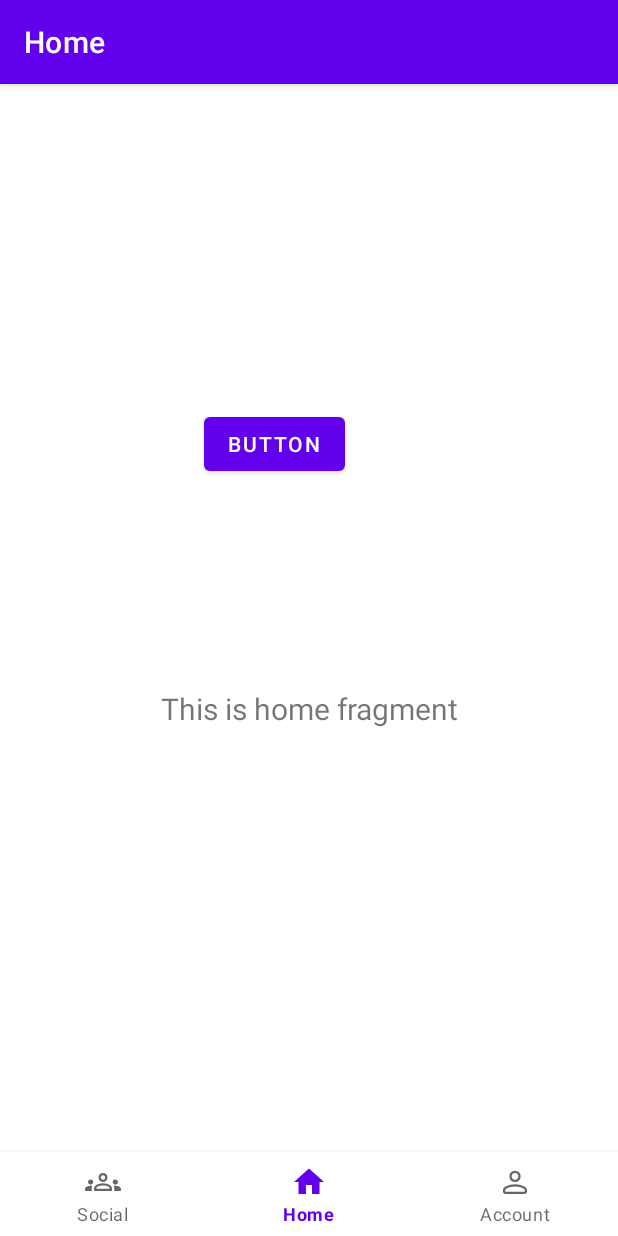
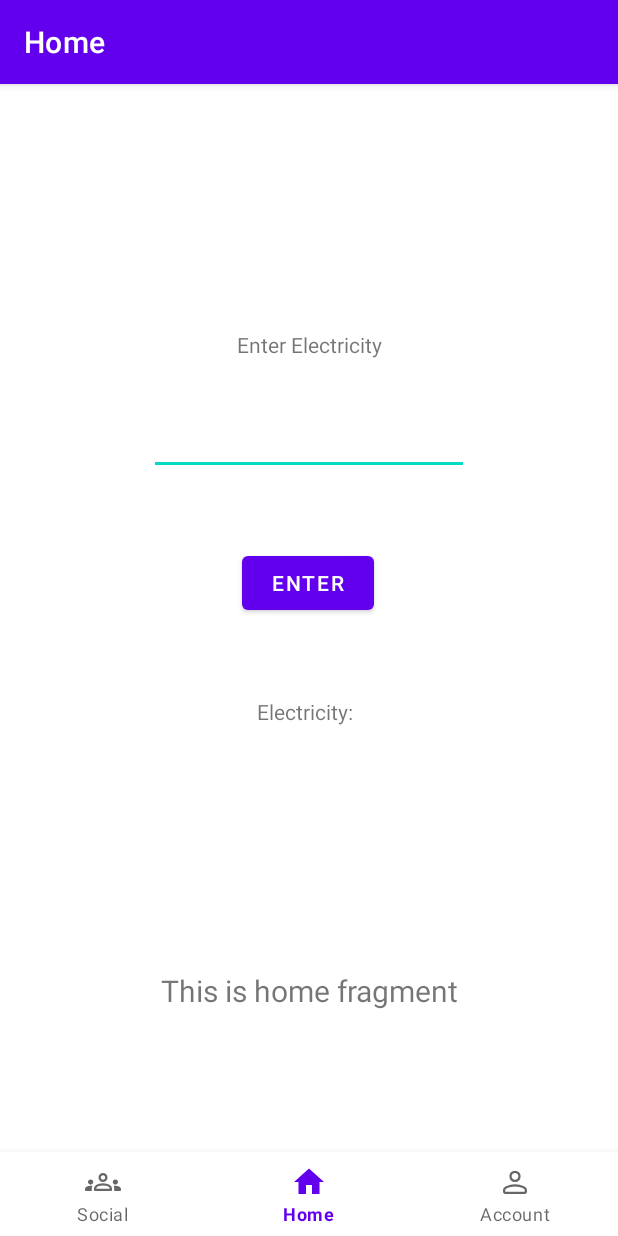
Before and after one commit to Andresrocks2/Carbon-Footprint-App, an Android app: the screen it shows after launch (MainActivity), on a phone screen of 412 x 824 dp. Run offline under Robolectric (Android 15) with nearby library versions, the phone set to English and light mode, and no system bars; our stand-ins replace navigation-ui.

Commit message:
Working input field and enter button

```diff
--- a/src/app/src/main/java/com/carbongators/myfootprint/MainActivity.java
+++ b/src/app/src/main/java/com/carbongators/myfootprint/MainActivity.java
@@ -1,8 +1,12 @@
 package com.carbongators.myfootprint;
 
 import android.os.Bundle;
+import android.view.KeyEvent;
 import android.view.View;
+import android.view.inputmethod.EditorInfo;
 import android.widget.Button;
+import android.widget.EditText;
+import android.widget.TextView;
 
 import com.google.android.material.bottomnavigation.BottomNavigationView;
 
@@ -13,6 +17,8 @@ import androidx.navigation.ui.AppBarConfiguration;
 import androidx.navigation.ui.NavigationUI;
 
 import com.carbongators.myfootprint.databinding.ActivityMainBinding;
+
+import org.w3c.dom.Text;
 
 public class MainActivity extends AppCompatActivity {
 
@@ -37,7 +43,12 @@ public class MainActivity extends AppCompatActivity {
     }
 
     public void test_onClick(View v){
-        Button button = (Button)findViewById(R.id.test);
-        button.setText("Click Me !");
+
+        EditText editText = (EditText) findViewById(R.id.electricityInput);
+        String text = editText.getText().toString();
+        TextView electricity = (TextView) findViewById(R.id.electricity);
+        electricity.setText("Electricity: " + text);
+
     }
+
 }
--- a/src/app/src/main/res/layout/fragment_home.xml
+++ b/src/app/src/main/res/layout/fragment_home.xml
@@ -17,17 +17,54 @@
         android:textSize="20sp"
         app:layout_constraintBottom_toBottomOf="parent"
         app:layout_constraintEnd_toEndOf="parent"
+        app:layout_constraintHorizontal_bias="0.0"
         app:layout_constraintStart_toStartOf="parent"
-        app:layout_constraintTop_toTopOf="parent" />
+        app:layout_constraintTop_toTopOf="parent"
+        app:layout_constraintVertical_bias="0.778" />
 
     <Button
         android:id="@+id/test"
         android:layout_width="wrap_content"
         android:layout_height="wrap_content"
-        android:layout_marginStart="136dp"
-        android:layout_marginTop="160dp"
+        android:layout_marginTop="48dp"
         android:onClick="test_onClick"
-        android:text="Button"
+        android:text="Enter"
+        app:layout_constraintEnd_toEndOf="parent"
+        app:layout_constraintHorizontal_bias="0.498"
+        app:layout_constraintStart_toStartOf="parent"
+        app:layout_constraintTop_toBottomOf="@+id/electricityInput" />
+
+    <EditText
+        android:id="@+id/electricityInput"
+        android:layout_width="wrap_content"
+        android:layout_height="wrap_content"
+        android:layout_marginTop="32dp"
+        android:ems="10"
+        android:imeOptions="actionDone"
+        android:inputType="number"
+        app:layout_constraintEnd_toEndOf="parent"
+        app:layout_constraintStart_toStartOf="parent"
+        app:layout_constraintTop_toBottomOf="@+id/textView2" />
+
+    <TextView
+        android:id="@+id/electricity"
+        android:layout_width="wrap_content"
+        android:layout_height="wrap_content"
+        android:layout_marginTop="52dp"
+        android:text="Electricity: "
+        app:layout_constraintEnd_toEndOf="parent"
+        app:layout_constraintHorizontal_bias="0.498"
+        app:layout_constraintStart_toStartOf="parent"
+        app:layout_constraintTop_toBottomOf="@+id/test" />
+
+    <TextView
+        android:id="@+id/textView2"
+        android:layout_width="wrap_content"
+        android:layout_height="wrap_content"
+        android:layout_marginTop="108dp"
+        android:text="Enter Electricity"
+        app:layout_constraintEnd_toEndOf="parent"
         app:layout_constraintStart_toStartOf="parent"
         app:layout_constraintTop_toTopOf="parent" />
+
 </androidx.constraintlayout.widget.ConstraintLayout>
--- a/src/build.gradle
+++ b/src/build.gradle
@@ -1,8 +1,8 @@
 // Top-level build file where you can add configuration options common to all sub-projects/modules.
 
 plugins {
-    id 'com.android.application' version '7.3.0' apply false
-    id 'com.android.library' version '7.3.0' apply false
+    id 'com.android.application' version '7.3.1' apply false
+    id 'com.android.library' version '7.3.1' apply false
 }
 
 dependencies {
```
